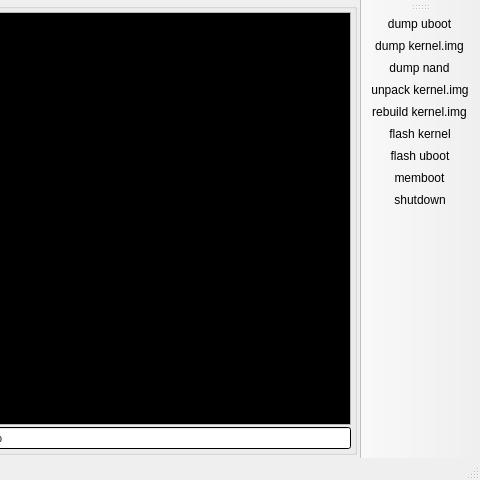
Above: hakchi-gui/src/mainwindow.ui from madmonkey1907/hakchi before the change; both pictures show x 380 to 860 and y 0 to 480 of the 860 by 480 pixel window. Below: the same form after it.
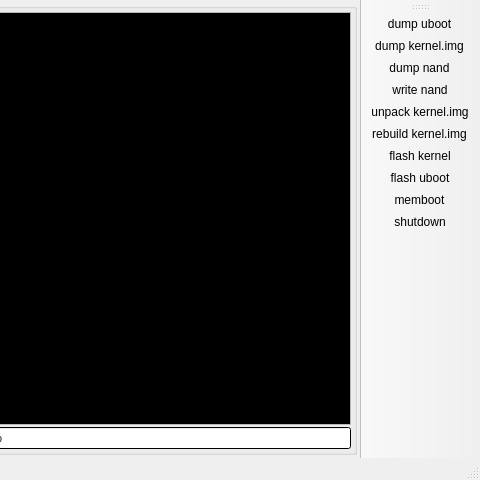
That is the form after the change.

Commit message: write nand

```diff
--- a/hakchi-gui/src/mainwindow.ui
+++ b/hakchi-gui/src/mainwindow.ui
@@ -217,6 +217,7 @@
    <addaction name="actionDump_uboot"/>
    <addaction name="actionDump_kernel_img"/>
    <addaction name="actionDump_nand"/>
+   <addaction name="actionWrite_nand"/>
    <addaction name="actionUnpack_kernel_img"/>
    <addaction name="actionRebuild_kernel_img"/>
    <addaction name="actionFlash_kernel"/>
@@ -265,6 +266,11 @@
     <string>dump nand</string>
    </property>
   </action>
+  <action name="actionWrite_nand">
+   <property name="text">
+    <string>write nand</string>
+   </property>
+  </action>
   <action name="actionFlash_uboot">
    <property name="text">
     <string>flash uboot</string>
```
The commit also changes 4 other files.
